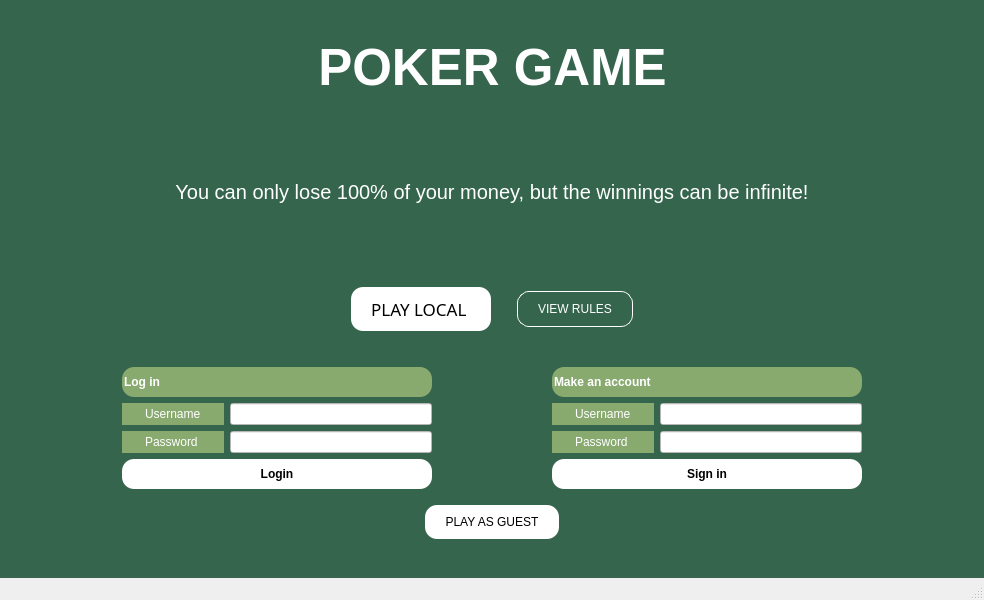
Qt form Poker/Visuals/MainWindow/mainwindow.ui (Cenzito/Poker) before a commit.
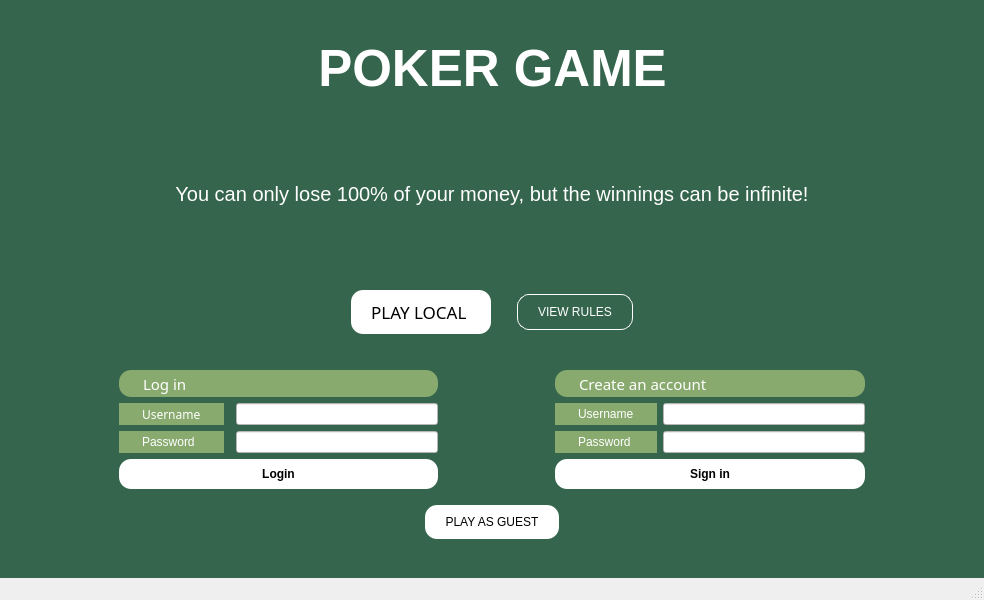
The same form after that commit. Icons and pictures are not drawn.

What changed in the file:
```diff
--- a/Poker/Visuals/MainWindow/mainwindow.ui
+++ b/Poker/Visuals/MainWindow/mainwindow.ui
@@ -695,51 +695,9 @@
         </item>
         <item>
          <layout class="QVBoxLayout" name="verticalLayout_6">
-          <item>
-           <widget class="QLineEdit" name="lineEdit">
-            <property name="layoutDirection">
-             <enum>Qt::LeftToRight</enum>
-            </property>
-            <property name="autoFillBackground">
-             <bool>false</bool>
-            </property>
-            <property name="styleSheet">
-             <string notr="true">color: rgb(15, 96, 0);
-background-color: rgb(136, 170, 111);
-border-radius: 12px;
-height: 30px;
-color: white;
-
-font-family: 'Montserrat';
-font-weight: 600;</string>
-            </property>
-            <property name="text">
-             <string>Log in </string>
-            </property>
-           </widget>
-          </item>
           <item>
            <layout class="QGridLayout" name="gridLayout_2">
-            <item row="0" column="0">
-             <widget class="QLabel" name="label_user">
-              <property name="styleSheet">
-               <string notr="true">color: rgb(15, 96, 0);
-background-color: rgb(136, 170, 111);
-border-radius: 12px;
-height: 30px;
-padding-left: 20px;
-padding-right: 20px;
-color: white;
-
-font-family: 'Montserrat';
-font-weight: 400;</string>
-              </property>
-              <property name="text">
-               <string>Username</string>
-              </property>
-             </widget>
-            </item>
-            <item row="0" column="1">
+            <item row="1" column="2">
              <widget class="QLineEdit" name="lineEdit_user">
               <property name="styleSheet">
                <string notr="true">background-color: white;
@@ -747,7 +705,7 @@
               </property>
              </widget>
             </item>
-            <item row="1" column="0">
+            <item row="2" column="0">
              <widget class="QLabel" name="label_pass">
               <property name="styleSheet">
                <string notr="true">color: rgb(15, 96, 0);
@@ -766,7 +724,7 @@
               </property>
              </widget>
             </item>
-            <item row="1" column="1">
+            <item row="2" column="2">
              <widget class="QLineEdit" name="lineEdit_pass">
               <property name="styleSheet">
                <string notr="true">background-color: white;
@@ -774,6 +732,57 @@
               </property>
              </widget>
             </item>
+            <item row="1" column="0">
+             <widget class="QLabel" name="label_user">
+              <property name="font">
+               <font>
+                <family>Montserrat</family>
+                <bold>false</bold>
+               </font>
+              </property>
+              <property name="styleSheet">
+               <string notr="true">color: rgb(15, 96, 0);
+background-color: rgb(136, 170, 111);
+border-radius: 12px;
+height: 30px;
+padding-left: 20px;
+padding-right: 20px;
+color: white;
+
+font-family: 'Montserrat';
+font-weight: 400;</string>
+              </property>
+              <property name="text">
+               <string>Username</string>
+              </property>
+             </widget>
+            </item>
+            <item row="0" column="0" colspan="3">
+             <widget class="QLabel" name="label_6">
+              <property name="font">
+               <font>
+                <family>Montserrat</family>
+                <pointsize>11</pointsize>
+                <bold>false</bold>
+               </font>
+              </property>
+              <property name="styleSheet">
+               <string notr="true">color: rgb(15, 96, 0);
+background-color: rgb(136, 170, 111);
+border-radius: 12px;
+height: 30px;
+padding-left: 20px;
+padding-right: 20px;
+color: white;
+
+font-family: 'Montserrat';
+font-weight: 400;</string>
+              </property>
+              <property name="text">
+               <string>Log in</string>
+              </property>
+             </widget>
+            </item>
            </layout>
           </item>
           <item>
@@ -810,19 +819,28 @@
         <item>
          <layout class="QVBoxLayout" name="verticalLayout_7">
           <item>
-           <widget class="QLineEdit" name="lineEdit_2">
+           <widget class="QLabel" name="label_7">
+            <property name="font">
+             <font>
+              <family>Montserrat</family>
+              <pointsize>11</pointsize>
+              <bold>false</bold>
+             </font>
+            </property>
             <property name="styleSheet">
              <string notr="true">color: rgb(15, 96, 0);
 background-color: rgb(136, 170, 111);
 border-radius: 12px;
 height: 30px;
+padding-left: 20px;
+padding-right: 20px;
 color: white;
 
 font-family: 'Montserrat';
-font-weight: 600;</string>
+font-weight: 400;</string>
             </property>
             <property name="text">
-             <string>Make an account</string>
+             <string>Create an account</string>
             </property>
            </widget>
           </item>
```
